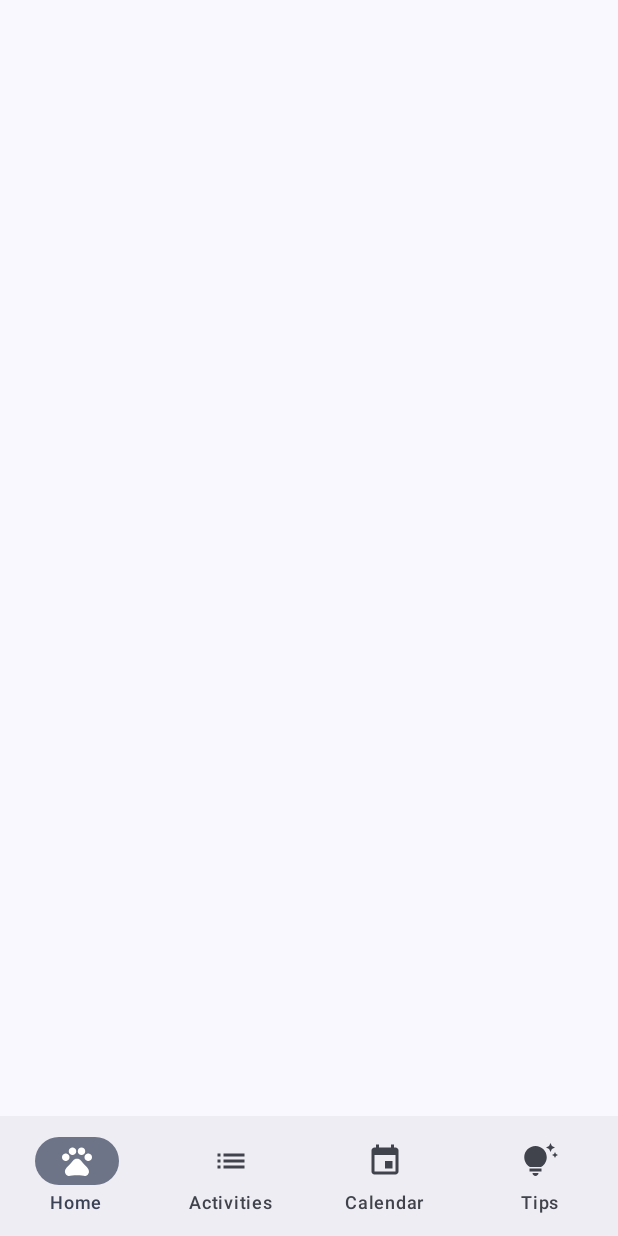
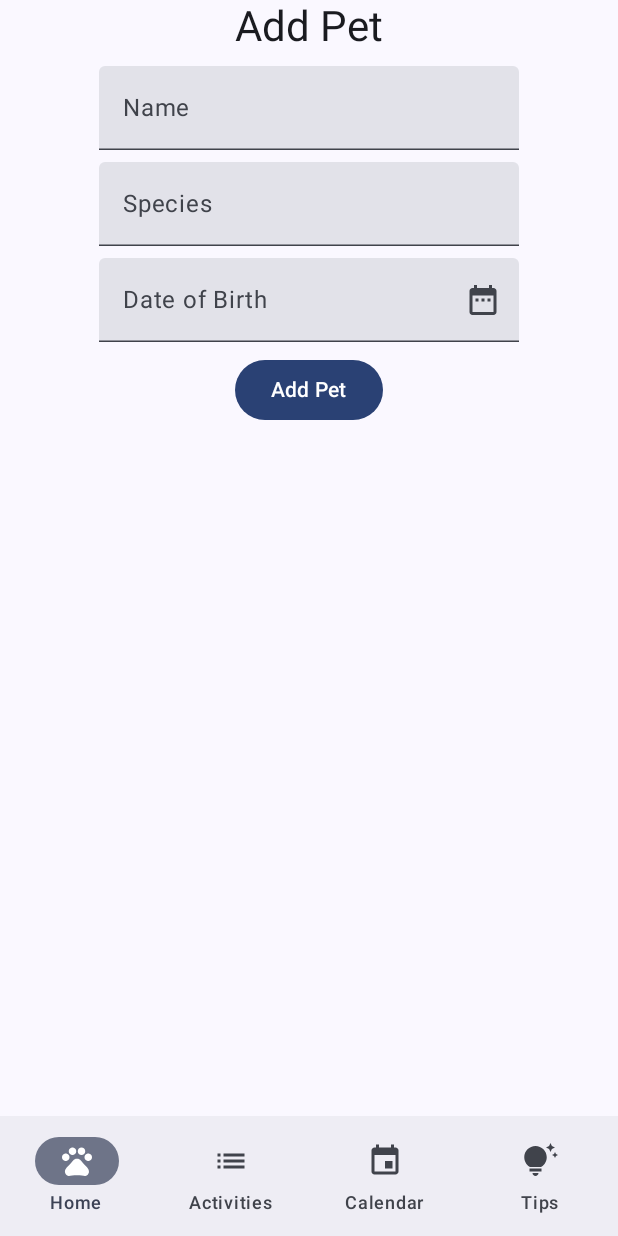
Before and after one commit to gastyCode/petcare-pal, an Android app built with Jetpack Compose: the screen it shows after launch (MainActivity), on a phone screen of 412 x 824 dp. Run offline under Robolectric (Android 15) with nearby library versions, the phone set to English and light mode, and no system bars; our stand-ins replace Room's generated code.

Commit message:
Basic implementation of Add Pet screen

```diff
--- /dev/null
+++ b/app/src/main/java/com/obake/petcarepal/Application.kt
@@ -0,0 +1,74 @@
+package com.obake.petcarepal
+
+import android.content.Context
+import androidx.compose.foundation.layout.fillMaxSize
+import androidx.compose.foundation.layout.padding
+import androidx.compose.material3.BottomAppBar
+import androidx.compose.material3.MaterialTheme
+import androidx.compose.material3.Scaffold
+import androidx.compose.material3.Surface
+import androidx.compose.runtime.Composable
+import androidx.compose.ui.Modifier
+import androidx.navigation.compose.NavHost
+import androidx.navigation.compose.composable
+import androidx.navigation.compose.rememberNavController
+import com.obake.petcarepal.data.AppDatabase
+import com.obake.petcarepal.data.Screen
+import com.obake.petcarepal.ui.Navigation
+import com.obake.petcarepal.ui.activities.ActivitiesScreen
+import com.obake.petcarepal.ui.activities.ActivitiesViewModel
+import com.obake.petcarepal.ui.addpet.AddPetScreen
+import com.obake.petcarepal.ui.addpet.AddPetViewModel
+import com.obake.petcarepal.ui.calendar.CalendarScreen
+import com.obake.petcarepal.ui.overview.OverviewScreen
+import com.obake.petcarepal.ui.overview.OverviewViewModel
+import com.obake.petcarepal.ui.theme.PetCarePalTheme
+import com.obake.petcarepal.ui.tips.TipsScreen
+import com.obake.petcarepal.ui.tips.TipsViewModel
+import com.obake.petcarepal.worker.NotificationScheduler
+
+@Composable
+fun Application(context: Context) {
+    val appDatabase = AppDatabase.getDatabase(context)
+    val notificationScheduler = NotificationScheduler(context)
+    val navController = rememberNavController()
+
+    val overviewViewModel = OverviewViewModel(appDatabase.petDao())
+    val activitiesViewModel = ActivitiesViewModel(appDatabase.activityDao(), notificationScheduler)
+    val tipsViewModel = TipsViewModel(appDatabase.tipDao())
+    val addPetViewModel = AddPetViewModel(appDatabase.petDao(), navController::navigate)
+
+    PetCarePalTheme {
+        Surface(
+            color = MaterialTheme.colorScheme.background,
+            modifier = Modifier.fillMaxSize()
+        ) {
+            Scaffold(
+                bottomBar = {
+                    // TODO: Hide bottom bar on AddPetScreen
+                    BottomAppBar {
+                        Navigation(navController = navController)
+                    }
+                }
+            ) { padding ->
+                NavHost(navController = navController, startDestination = Screen.AddPet.name) {
+                    composable(Screen.AddPet.name) {
+                        AddPetScreen(addPetViewModel, modifier = Modifier.padding(padding))
+                    }
+                    composable(Screen.Home.name) {
+                        OverviewScreen(overviewViewModel, modifier = Modifier.padding(padding))
+                    }
+                    composable(Screen.Activities.name) {
+                        ActivitiesScreen(activitiesViewModel, modifier = Modifier.padding(padding))
+                    }
+                    composable(Screen.Calendar.name) {
+                        CalendarScreen(modifier = Modifier.padding(padding))
+                    }
+                    composable(Screen.Tips.name) {
+                        TipsScreen(tipsViewModel, modifier = Modifier.padding(padding))
+                    }
+                }
+            }
+        }
+    }
+}
--- a/app/src/main/java/com/obake/petcarepal/MainActivity.kt
+++ b/app/src/main/java/com/obake/petcarepal/MainActivity.kt
@@ -3,115 +3,14 @@ package com.obake.petcarepal
 import android.os.Bundle
 import androidx.activity.ComponentActivity
 import androidx.activity.compose.setContent
-import androidx.compose.foundation.layout.fillMaxSize
-import androidx.compose.foundation.layout.padding
-import androidx.compose.material3.BottomAppBar
-import androidx.compose.material3.Icon
-import androidx.compose.material3.MaterialTheme
-import androidx.compose.material3.NavigationBar
-import androidx.compose.material3.NavigationBarItem
-import androidx.compose.material3.Scaffold
-import androidx.compose.material3.Surface
-import androidx.compose.material3.Text
-import androidx.compose.runtime.Composable
-import androidx.compose.runtime.getValue
-import androidx.compose.runtime.mutableIntStateOf
-import androidx.compose.runtime.remember
-import androidx.compose.runtime.setValue
-import androidx.compose.ui.Modifier
-import androidx.compose.ui.res.painterResource
-import androidx.compose.ui.tooling.preview.Preview
-import androidx.navigation.NavController
-import androidx.navigation.compose.NavHost
-import androidx.navigation.compose.composable
-import androidx.navigation.compose.rememberNavController
-import com.obake.petcarepal.data.AppDatabase
-import com.obake.petcarepal.data.NavigationScreens
-import com.obake.petcarepal.ui.activities.ActivitiesScreen
-import com.obake.petcarepal.ui.activities.ActivitiesViewModel
-import com.obake.petcarepal.ui.calendar.CalendarScreen
-import com.obake.petcarepal.ui.overview.OverviewScreen
-import com.obake.petcarepal.ui.tips.TipsScreen
-import com.obake.petcarepal.ui.theme.PetCarePalTheme
-import com.obake.petcarepal.ui.overview.OverviewViewModel
-import com.obake.petcarepal.ui.tips.TipsViewModel
-import com.obake.petcarepal.worker.NotificationScheduler
 
 class MainActivity : ComponentActivity() {
-    private lateinit var appDatabase: AppDatabase
-    private lateinit var notificationScheduler: NotificationScheduler
-    private lateinit var overviewViewModel: OverviewViewModel
-    private lateinit var activitiesViewModel: ActivitiesViewModel
-    private lateinit var tipsViewModel: TipsViewModel
 
     override fun onCreate(savedInstanceState: Bundle?) {
         super.onCreate(savedInstanceState)
 
-        appDatabase = AppDatabase.getDatabase(applicationContext)
-        notificationScheduler = NotificationScheduler(applicationContext)
-        overviewViewModel = OverviewViewModel(appDatabase.petDao())
-        activitiesViewModel = ActivitiesViewModel(appDatabase.activityDao(), notificationScheduler)
-        tipsViewModel = TipsViewModel(appDatabase.tipDao())
-
         setContent {
-            PetCarePalTheme {
-                // A surface container using the 'background' color from the theme
-                Surface(
-                    modifier = Modifier.fillMaxSize(),
-                    color = MaterialTheme.colorScheme.background
-                ) {
-                    val navController = rememberNavController()
-                    Scaffold(
-                        bottomBar = {
-                            BottomAppBar {
-                                Navigation(navController = navController)
-                            }
-                        }
-                    ) { padding ->
-                        NavHost(navController = navController, startDestination = NavigationScreens.Home.name) {
-                            composable(NavigationScreens.Home.name) {
-                                OverviewScreen(overviewViewModel, modifier = Modifier.padding(padding))
-                            }
-                            composable(NavigationScreens.Activities.name) {
-                                ActivitiesScreen(activitiesViewModel, modifier = Modifier.padding(padding))
-                            }
-                            composable(NavigationScreens.Calendar.name) {
-                                CalendarScreen(modifier = Modifier.padding(padding))
-                            }
-                            composable(NavigationScreens.Tips.name) {
-                                TipsScreen(tipsViewModel, modifier = Modifier.padding(padding))
-                            }
-                        }
-                    }
-                }
-            }
+            Application(context = applicationContext)
         }
     }
 }
-
-@Composable
-fun Navigation(navController: NavController) {
-    var selectedItem by remember { mutableIntStateOf(0) }
-
-    NavigationBar {
-        NavigationScreens.entries.forEachIndexed { index, screen ->
-            NavigationBarItem(
-                icon = { Icon(painterResource(id = screen.icon), contentDescription = screen.name) },
-                label = { Text(screen.name) },
-                selected = selectedItem == index,
-                onClick = {
-                    selectedItem = index
-                    navController.navigate(screen.name)
-                }
-            )
-        }
-    }
-}
-
-@Preview(showBackground = true, showSystemUi = true)
-@Composable
-fun DefaultPreview() {
-    PetCarePalTheme {
-
-    }
-}
--- a/app/src/main/java/com/obake/petcarepal/data/AppDatabase.kt
+++ b/app/src/main/java/com/obake/petcarepal/data/ApplicationDatabase.kt
@@ -18,7 +18,7 @@ import kotlinx.coroutines.Dispatchers
 import kotlinx.coroutines.launch
 import org.json.JSONArray
 
-@Database(entities = [Pet::class, Tip::class, Activity::class], version = 3)
+@Database(entities = [Pet::class, Tip::class, Activity::class], version = 4)
 abstract class AppDatabase: RoomDatabase() {
     abstract fun petDao(): PetDao
     abstract fun tipDao(): TipDao
--- a/app/src/main/java/com/obake/petcarepal/data/Navigation.kt
+++ /dev/null
@@ -1,10 +0,0 @@
-package com.obake.petcarepal.data
-
-import com.obake.petcarepal.R
-
-enum class NavigationScreens(val icon: Int) {
-    Home(R.drawable.baseline_pets_24),
-    Activities(R.drawable.baseline_list_24),
-    Calendar(R.drawable.baseline_event_24),
-    Tips(R.drawable.baseline_tips_and_updates_24)
-}
--- /dev/null
+++ b/app/src/main/java/com/obake/petcarepal/data/Screen.kt
@@ -0,0 +1,22 @@
+package com.obake.petcarepal.data
+
+import com.obake.petcarepal.R
+
+enum class Screen {
+    Home,
+    Activities,
+    Calendar,
+    Tips,
+    AddPet
+}
+
+data class NavigationScreen(val screen: Screen, val icon: Int) {
+    companion object {
+        val screens = listOf(
+            NavigationScreen(Screen.Home, R.drawable.baseline_pets_24),
+            NavigationScreen(Screen.Activities, R.drawable.baseline_list_24),
+            NavigationScreen(Screen.Calendar, R.drawable.baseline_event_24),
+            NavigationScreen(Screen.Tips, R.drawable.baseline_tips_and_updates_24)
+        )
+    }
+}
--- /dev/null
+++ b/app/src/main/java/com/obake/petcarepal/ui/Navigation.kt
@@ -0,0 +1,33 @@
+package com.obake.petcarepal.ui
+
+import androidx.compose.material3.Icon
+import androidx.compose.material3.NavigationBar
+import androidx.compose.material3.NavigationBarItem
+import androidx.compose.material3.Text
+import androidx.compose.runtime.Composable
+import androidx.compose.runtime.getValue
+import androidx.compose.runtime.mutableIntStateOf
+import androidx.compose.runtime.remember
+import androidx.compose.runtime.setValue
+import androidx.compose.ui.res.painterResource
+import androidx.navigation.NavController
+import com.obake.petcarepal.data.NavigationScreen
+
+@Composable
+fun Navigation(navController: NavController) {
+    var selectedItem by remember { mutableIntStateOf(0) }
+
+    NavigationBar {
+        NavigationScreen.screens.forEachIndexed { index, screen ->
+            NavigationBarItem(
+                icon = { Icon(painterResource(id = screen.icon), contentDescription = screen.screen.name) },
+                label = { Text(screen.screen.name) },
+                selected = selectedItem == index,
+                onClick = {
+                    selectedItem = index
+                    navController.navigate(screen.screen.name)
+                }
+            )
+        }
+    }
+}
--- a/app/src/main/java/com/obake/petcarepal/ui/activities/ActivitiesViewModel.kt
+++ b/app/src/main/java/com/obake/petcarepal/ui/activities/ActivitiesViewModel.kt
@@ -74,7 +74,7 @@ class ActivitiesViewModel(private val activityDao: ActivityDao, private val noti
             val calendar = Calendar.getInstance()
             calendar.timeInMillis = time
 
-            // TODO 1: Change the time format to locale specific
+            // TODO: Change the time format to locale specific
             val format = SimpleDateFormat("HH:mm")
             val timeString = format.format(calendar.time)
 
--- a/app/src/main/java/com/obake/petcarepal/ui/addpet/AddPetScreen.kt
+++ b/app/src/main/java/com/obake/petcarepal/ui/addpet/AddPetScreen.kt
@@ -2,6 +2,7 @@ package com.obake.petcarepal.ui.addpet
 
 import androidx.compose.foundation.layout.Arrangement
 import androidx.compose.foundation.layout.Column
+import androidx.compose.foundation.layout.fillMaxWidth
 import androidx.compose.material.icons.Icons
 import androidx.compose.material.icons.filled.DateRange
 import androidx.compose.material3.Button
@@ -15,25 +16,31 @@ import androidx.compose.material3.MaterialTheme
 import androidx.compose.material3.Text
 import androidx.compose.material3.TextField
 import androidx.compose.runtime.Composable
+import androidx.compose.ui.Alignment
 import androidx.compose.ui.Modifier
 import androidx.compose.ui.res.stringResource
 import androidx.compose.ui.tooling.preview.Preview
 import androidx.compose.ui.unit.dp
 import com.obake.petcarepal.R
+import com.obake.petcarepal.data.Screen
 import com.obake.petcarepal.ui.theme.PetCarePalTheme
 import com.obake.petcarepal.util.DateHelper
 
 @OptIn(ExperimentalMaterial3Api::class)
 @Composable
+// TODO: Center the content
 fun AddPetScreen(addPetViewModel: AddPetViewModel, modifier: Modifier = Modifier) {
     val state = addPetViewModel.state
 
     Column(
+        horizontalAlignment = Alignment.CenterHorizontally,
         verticalArrangement = Arrangement.spacedBy(8.dp),
-        modifier = modifier
+        modifier = Modifier
+            .fillMaxWidth()
+            .then(modifier)
     ) {
         Text(text = stringResource(id = R.string.add_pet), style = MaterialTheme.typography.headlineMedium)
-        // TODO 2: Image
+        // TODO: Image
         AddPetTextInput(stringResource(id = R.string.name), state.petName, onChange = addPetViewModel::setPetName)
         AddPetTextInput(stringResource(id = R.string.species), state.petSpecie, onChange = addPetViewModel::setPetSpecie)
         AddPetDateInput(
@@ -44,7 +51,10 @@ fun AddPetScreen(addPetViewModel: AddPetViewModel, modifier: Modifier = Modifier
             addPetViewModel::setPetBirthdate,
             addPetViewModel::toggleDialog
         )
-        AddPetButton(onClick = {})
+        AddPetButton(onClick = {
+            addPetViewModel.insert(state.petName, state.petSpecie, state.petBirthdate)
+            addPetViewModel.navigateToNext(Screen.Home.name)
+        })
     }
 }
 
@@ -68,6 +78,7 @@ fun AddPetTextInput(label: String, value: String, onChange: (String) -> Unit, mo
     )
 }
 
+// TODO: Fix value of TextField not showing the selected date
 @OptIn(ExperimentalMaterial3Api::class)
 @Composable
 fun AddPetDateInput(
--- a/app/src/main/java/com/obake/petcarepal/ui/addpet/AddPetViewModel.kt
+++ b/app/src/main/java/com/obake/petcarepal/ui/addpet/AddPetViewModel.kt
@@ -6,16 +6,23 @@ import androidx.compose.runtime.mutableStateOf
 import androidx.compose.runtime.setValue
 import androidx.lifecycle.ViewModel
 import androidx.lifecycle.viewModelScope
+import com.obake.petcarepal.data.Screen
 import com.obake.petcarepal.data.dao.PetDao
 import com.obake.petcarepal.data.model.Pet
 import kotlinx.coroutines.launch
-import java.text.SimpleDateFormat
-import java.util.Calendar
 
 @OptIn(ExperimentalMaterial3Api::class)
-class AddPetViewModel(private val petDao: PetDao): ViewModel() {
+class AddPetViewModel(private val petDao: PetDao, val navigateToNext: (String) -> Unit): ViewModel() {
     var state by mutableStateOf(AddPetState())
         private set
+
+    init {
+        viewModelScope.launch {
+            if (petDao.count() > 0) {
+                navigateToNext(Screen.Home.name)
+            }
+        }
+    }
 
     fun toggleDialog() {
         state = state.copy(openDialog = !state.openDialog)
--- a/app/src/main/res/values/strings.xml
+++ b/app/src/main/res/values/strings.xml
@@ -5,7 +5,6 @@
     <string name="add_activity">Add Activity</string>
     <string name="remove">Remove</string>
     <string name="add">Add</string>
-    <string name="add_pet">Add Pet</string>
     <string name="cancel">Cancel</string>
     <string name="confirm">Confirm</string>
     <string name="name">Name</string>
@@ -13,4 +12,8 @@
     <string name="date_of_birth">Date of Birth</string>
     <string name="activity_name">Activity Name</string>
     <string name="activity_type">Activity Type</string>
+    <string name="home">Home</string>
+    <string name="activities">Activities</string>
+    <string name="calendar">Calendar</string>
+    <string name="add_pet">Add Pet</string>
 </resources>
```
